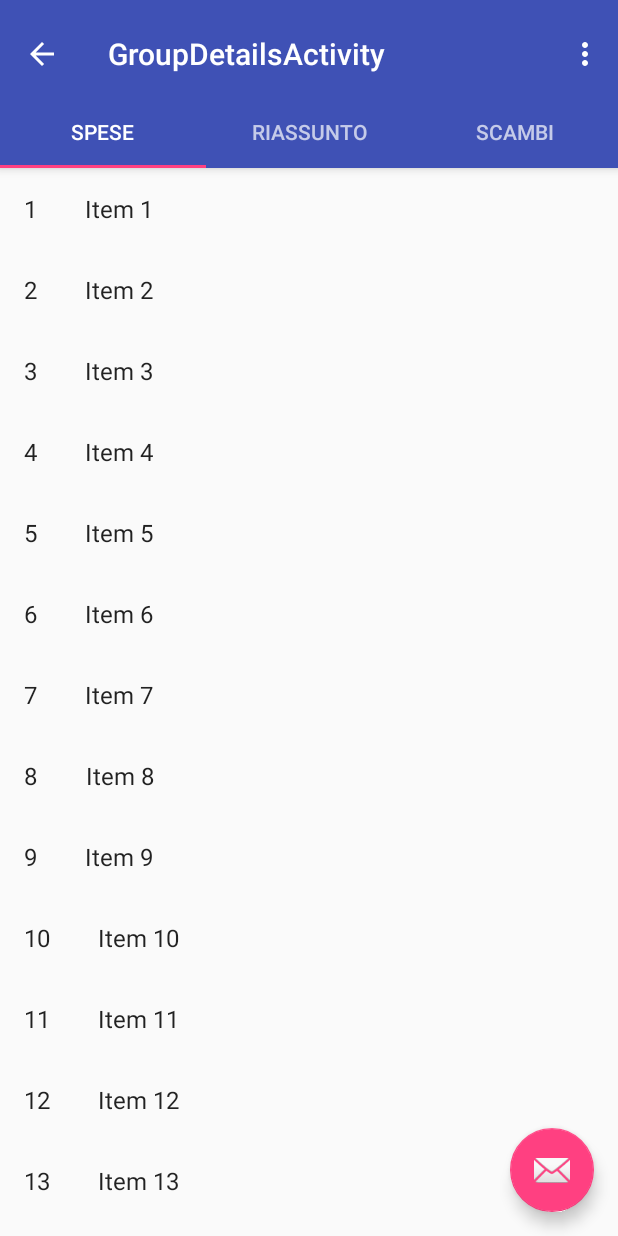
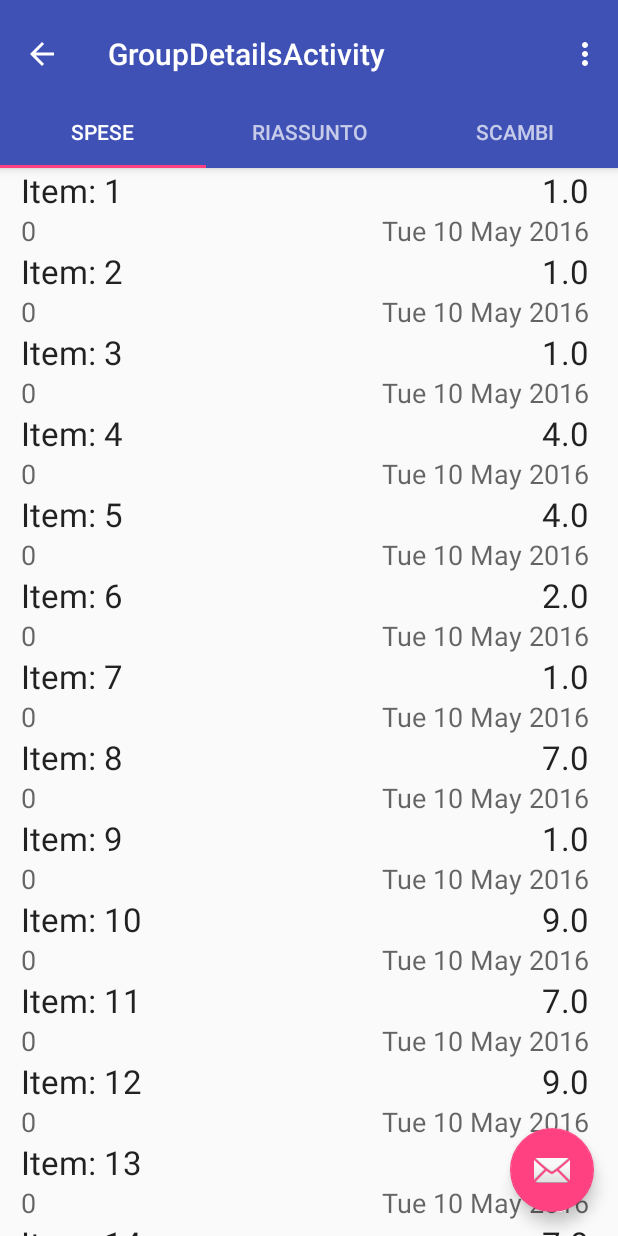
Before and after one commit to fedefalco92/Unibs-MobileProgramming, an Android app: the GroupDetailsActivity screen opened directly, with no data from a screen before it, on a phone screen of 412 x 824 dp. Run offline under Robolectric (Android 15) with nearby library versions, the light colour scheme and no system bars.

Commit message:
Utilizzo del nostro Cost model

```diff
--- a/AppWOW/app/src/main/java/it/unibs/appwow/CostsFragment.java
+++ b/AppWOW/app/src/main/java/it/unibs/appwow/CostsFragment.java
@@ -13,7 +13,7 @@ import android.view.ViewGroup;
 import java.util.List;
 
 import it.unibs.appwow.dummy.DummyContent;
-import it.unibs.appwow.dummy.DummyContent.Cost;
+import it.unibs.appwow.model.Cost;
 
 /**
  * A fragment representing a list of Items.
--- a/AppWOW/app/src/main/java/it/unibs/appwow/GroupDetailsActivity.java
+++ b/AppWOW/app/src/main/java/it/unibs/appwow/GroupDetailsActivity.java
@@ -11,6 +11,7 @@ import android.support.v4.app.FragmentManager;
 import android.support.v4.app.FragmentPagerAdapter;
 import android.support.v4.view.ViewPager;
 import android.os.Bundle;
+import android.util.Log;
 import android.view.LayoutInflater;
 import android.view.Menu;
 import android.view.MenuItem;
@@ -21,6 +22,7 @@ import android.widget.TextView;
 import android.widget.Toast;
 
 import it.unibs.appwow.dummy.DummyContent;
+import it.unibs.appwow.model.Cost;
 
 public class GroupDetailsActivity extends AppCompatActivity implements CostsFragment.OnListFragmentInteractionListener{
 
@@ -93,7 +95,7 @@ public class GroupDetailsActivity extends AppCompatActivity implements CostsFrag
     }
 
     @Override
-    public void onListFragmentInteraction(DummyContent.Cost item) {
+    public void onListFragmentInteraction(Cost item) {
         // TODO: 07/05/2016 Qui va implementato l'evento da gestire alla selezione dell'item
         Toast.makeText(GroupDetailsActivity.this, "Item: "+item.id, Toast.LENGTH_SHORT).show();
 
@@ -116,8 +118,10 @@ public class GroupDetailsActivity extends AppCompatActivity implements CostsFrag
             // getItem is called to instantiate the fragment for the given page.
             // Return a PlaceholderFragment (defined as a static inner class below).
             //return PlaceholderFragment.newInstance(position + 1)
+            Log.d(GroupDetailsActivity.class.getSimpleName(),"Position: "+position);
             return CostsFragment.newInstance(position+1);
         }
+
 
         @Override
         public int getCount() {
--- a/AppWOW/app/src/main/java/it/unibs/appwow/MyCostRecyclerViewAdapter.java
+++ b/AppWOW/app/src/main/java/it/unibs/appwow/MyCostRecyclerViewAdapter.java
@@ -1,16 +1,15 @@
 package it.unibs.appwow;
 
 import android.support.v7.widget.RecyclerView;
-import android.util.Log;
 import android.view.LayoutInflater;
 import android.view.View;
 import android.view.ViewGroup;
 import android.widget.TextView;
 
 import it.unibs.appwow.CostsFragment.OnListFragmentInteractionListener;
-import it.unibs.appwow.dummy.DummyContent.Cost;
+import it.unibs.appwow.model.Cost;
 
-import java.util.ArrayList;
+import java.util.Calendar;
 import java.util.List;
 
 /**
@@ -31,7 +30,7 @@ public class MyCostRecyclerViewAdapter extends RecyclerView.Adapter<MyCostRecycl
     @Override
     public ViewHolder onCreateViewHolder(ViewGroup parent, int viewType) {
         View view = LayoutInflater.from(parent.getContext())
-                .inflate(R.layout.fragment_cost, parent, false);
+                .inflate(R.layout.cost_fragment_item, parent, false);
                 // FIXME: 07/05/2016 PRIMA qui sopra c'era R.layout.fragment_cost_list...Why?
         //Log.d("AAA","here");
         return new ViewHolder(view);
@@ -42,9 +41,11 @@ public class MyCostRecyclerViewAdapter extends RecyclerView.Adapter<MyCostRecycl
         //Log.d("MyCostRecyclerViewAdapter","Position " + position);
 
         holder.mItem = mValues.get(position);
-        holder.mIdView.setText(mValues.get(position).id);
+        holder.mUsername.setText(Long.toString(mValues.get(position).idUser));
+        holder.mCostName.setText(mValues.get(position).name);
+        holder.mDate.setText(Cost.DATE_FORMAT.format(mValues.get(position).createdAt));
+        holder.mItemValue.setText(Double.toString(mValues.get(position).amount));
 
-        holder.mContentView.setText(mValues.get(position).content);
 
         holder.mView.setOnClickListener(new View.OnClickListener() {
             @Override
@@ -65,22 +66,26 @@ public class MyCostRecyclerViewAdapter extends RecyclerView.Adapter<MyCostRecycl
 
     public class ViewHolder extends RecyclerView.ViewHolder {
         public final View mView;
-        public final TextView mIdView;
-        public final TextView mContentView;
+        public final TextView mUsername;
+        public final TextView mCostName;
+        public final TextView mItemValue;
+        public final TextView mDate;
         public Cost mItem;
 
         public ViewHolder(View view) {
             super(view);
             mView = view;
-            mIdView = (TextView) view.findViewById(R.id.id);
-            mContentView = (TextView) view.findViewById(R.id.content);
-            //Log.d("AAA",mIdView.getId()+"");
+            mUsername = (TextView) view.findViewById(R.id.cost_fragment_item_username);
+            mCostName = (TextView) view.findViewById(R.id.cost_fragment_item_costname);
+            mItemValue = (TextView) view.findViewById(R.id.cost_fragment_item_value);
+            mDate = (TextView) view.findViewById(R.id.cost_fragment_item_date);
+            //Log.d("AAA",mUsername.getId()+"");
             //Log.d("AAA2",mContentView.getId()+"");
         }
 
         @Override
         public String toString() {
-            return super.toString() + " '" + mContentView.getText() + "'";
+            return super.toString() + " '" + mUsername.getText() + "'";
         }
     }
 /*
--- a/AppWOW/app/src/main/java/it/unibs/appwow/dummy/DummyContent.java
+++ b/AppWOW/app/src/main/java/it/unibs/appwow/dummy/DummyContent.java
@@ -4,6 +4,8 @@ import java.util.ArrayList;
 import java.util.HashMap;
 import java.util.List;
 import java.util.Map;
+
+import it.unibs.appwow.model.Cost;
 
 /**
  * Helper class for providing sample content for user interfaces created by
@@ -21,7 +23,7 @@ public class DummyContent {
     /**
      * A map of sample (dummy) items, by ID.
      */
-    public static final Map<String, Cost> ITEM_MAP = new HashMap<String, Cost>();
+   // public static final Map<String, Cost> ITEM_MAP = new HashMap<String, Cost>();
 
     private static final int COUNT = 25;
 
@@ -34,11 +36,11 @@ public class DummyContent {
 
     private static void addItem(Cost item) {
         ITEMS.add(item);
-        ITEM_MAP.put(item.id, item);
+        //ITEM_MAP.put(item.id, item);
     }
 
     private static Cost createDummyItem(int position) {
-        return new Cost(String.valueOf(position), "Item " + position, makeDetails(position));
+        return new Cost(position,"Item: " + position,Math.round(Math.random()*position));
     }
 
     private static String makeDetails(int position) {
@@ -49,24 +51,4 @@ public class DummyContent {
         }
         return builder.toString();
     }
-
-    /**
-     * A dummy item representing a piece of content.
-     */
-    public static class Cost {
-        public final String id;
-        public final String content;
-        public final String details;
-
-        public Cost(String id, String content, String details) {
-            this.id = id;
-            this.content = content;
-            this.details = details;
-        }
-
-        @Override
-        public String toString() {
-            return content;
-        }
-    }
 }
--- a/AppWOW/app/src/main/java/it/unibs/appwow/model/Cost.java
+++ b/AppWOW/app/src/main/java/it/unibs/appwow/model/Cost.java
@@ -1,9 +1,13 @@
 package it.unibs.appwow.model;
+
+import java.text.DateFormat;
+import java.text.SimpleDateFormat;
 
 /**
  * Created by Massi on 06/05/2016.
  */
 public class Cost {
+    public static final DateFormat DATE_FORMAT = new SimpleDateFormat("E dd MMMM yyyy");
     public long id;
     public double amount;
     public String name;
@@ -20,6 +24,7 @@ public class Cost {
         this.id = id;
         this.name = name;
         this.amount = amount;
+        this.createdAt = System.currentTimeMillis();
     }
 
     public String toString(){
--- a/AppWOW/app/src/main/res/layout/cost_fragment_item.xml
+++ b/AppWOW/app/src/main/res/layout/cost_fragment_item.xml
@@ -1,7 +1,7 @@
 <?xml version="1.0" encoding="utf-8"?>
 <RelativeLayout xmlns:android="http://schemas.android.com/apk/res/android"
     android:orientation="vertical" android:layout_width="match_parent"
-    android:layout_height="match_parent">
+    android:layout_height="wrap_content">
 
 
     <TextView
@@ -9,42 +9,42 @@
         android:layout_height="wrap_content"
         android:textAppearance="?android:attr/textAppearanceMedium"
         android:text="nome_utente"
-        android:id="@+id/textView2"
-        android:layout_below="@+id/textView3"
-        android:layout_alignLeft="@+id/textView3"
-        android:layout_alignStart="@+id/textView3" />
+        android:id="@+id/cost_fragment_item_username"
+        android:layout_alignTop="@+id/cost_fragment_item_date"
+        android:layout_alignLeft="@+id/cost_fragment_item_costname"
+        android:layout_alignStart="@+id/cost_fragment_item_costname" />
 
     <TextView
         android:layout_width="wrap_content"
         android:layout_height="wrap_content"
         android:textAppearance="?android:attr/textAppearanceLarge"
         android:text="Cost_name"
-        android:id="@+id/textView3"
-        android:layout_marginLeft="15dp"
-        android:layout_marginStart="15dp"
+        android:id="@+id/cost_fragment_item_costname"
         android:layout_alignParentTop="true"
         android:layout_alignParentLeft="true"
-        android:layout_alignParentStart="true" />
+        android:layout_alignParentStart="true"
+        android:layout_marginLeft="14dp"
+        android:layout_marginStart="14dp" />
 
     <TextView
         android:layout_width="wrap_content"
         android:layout_height="wrap_content"
         android:textAppearance="?android:attr/textAppearanceLarge"
         android:text="+30"
-        android:id="@+id/textView4"
-        android:layout_above="@+id/textView2"
+        android:id="@+id/cost_fragment_item_value"
+        android:layout_marginRight="19dp"
+        android:layout_marginEnd="19dp"
+        android:layout_alignParentTop="true"
         android:layout_alignParentRight="true"
-        android:layout_alignParentEnd="true"
-        android:layout_marginRight="15dp"
-        android:layout_marginEnd="15dp" />
+        android:layout_alignParentEnd="true" />
 
     <TextView
         android:layout_width="wrap_content"
         android:layout_height="wrap_content"
         android:textAppearance="?android:attr/textAppearanceMedium"
         android:text="15/17/2016"
-        android:id="@+id/textView5"
-        android:layout_below="@+id/textView4"
-        android:layout_alignRight="@+id/textView4"
-        android:layout_alignEnd="@+id/textView4" />
+        android:id="@+id/cost_fragment_item_date"
+        android:layout_below="@+id/cost_fragment_item_value"
+        android:layout_alignRight="@+id/cost_fragment_item_value"
+        android:layout_alignEnd="@+id/cost_fragment_item_value" />
 </RelativeLayout>
```
